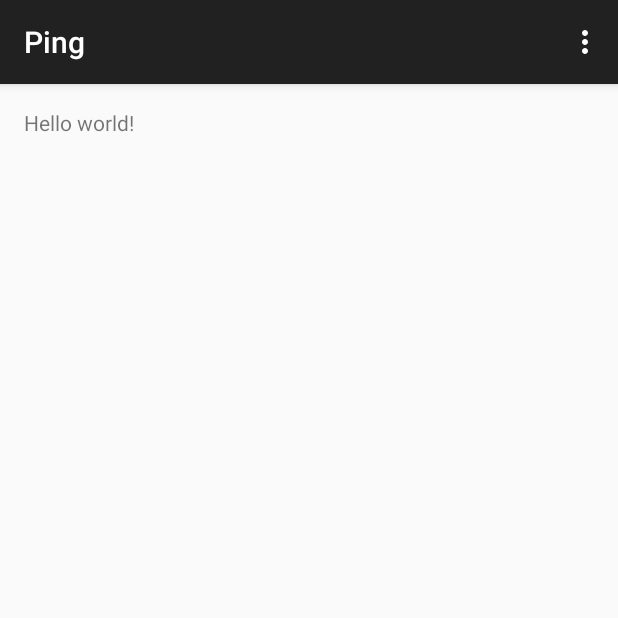
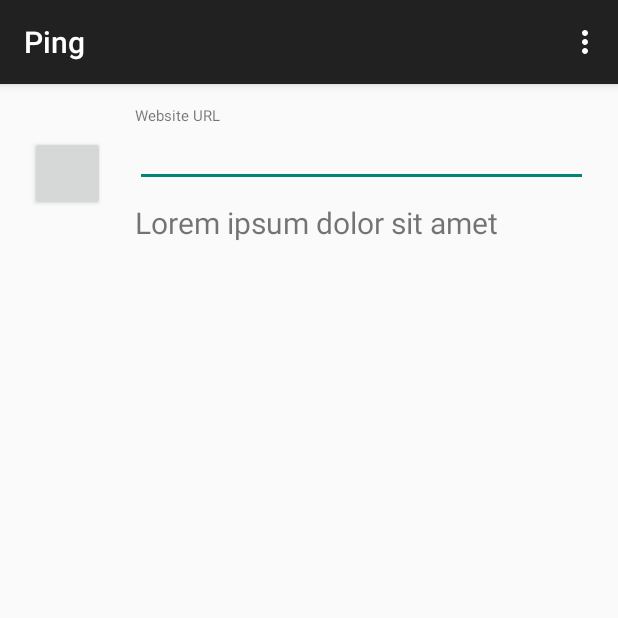
Before and after one commit to colinrtwhite/Ping, an Android app: the screen it shows after launch (MainActivity), on a phone screen of 412 x 824 dp, the top half of it. Run offline under Robolectric (Android 15) with nearby library versions, the phone set to English and light mode, and no system bars.

Commit message:
Added CheckIfUpService to check if the website is currently responding (currently set to ping "google.con" [sic]). Also, added some basic UI scaffolding and colours.

```diff
--- a/app/src/main/java/com/colinwhite/ping/MainActivity.java
+++ b/app/src/main/java/com/colinwhite/ping/MainActivity.java
@@ -1,15 +1,18 @@
 package com.colinwhite.ping;
 
+import android.content.BroadcastReceiver;
+import android.content.Context;
+import android.content.Intent;
+import android.content.IntentFilter;
+import android.os.Bundle;
+import android.support.v4.app.Fragment;
 import android.support.v7.app.ActionBarActivity;
-import android.support.v7.app.ActionBar;
-import android.support.v4.app.Fragment;
-import android.os.Bundle;
 import android.view.LayoutInflater;
 import android.view.Menu;
 import android.view.MenuItem;
 import android.view.View;
 import android.view.ViewGroup;
-import android.os.Build;
+import android.widget.TextView;
 
 
 public class MainActivity extends ActionBarActivity {
@@ -23,8 +26,16 @@
                     .add(R.id.container, new PlaceholderFragment())
                     .commit();
         }
+
+        Intent checkIfUpServiceIntent = new Intent(this, CheckIfUpService.class);
+        startService(checkIfUpServiceIntent);
+
+        // Instantiate the intent filter and the receiver
+        IntentFilter filter = new IntentFilter(CheckUpServiceReceiver.ACTION_RESPONSE);
+        filter.addCategory(Intent.CATEGORY_DEFAULT);
+        CheckUpServiceReceiver receiver = new CheckUpServiceReceiver();
+        registerReceiver(receiver, filter);
     }
-
 
     @Override
     public boolean onCreateOptionsMenu(Menu menu) {
@@ -63,4 +74,34 @@
             return rootView;
         }
     }
+
+
+    /**
+     * Simple BroadcastReceiver that is notified when the background CheckIfUpService
+     * finishes and updates the main TextView with the returned information.
+     */
+    public class CheckUpServiceReceiver extends BroadcastReceiver {
+        public static final String ACTION_RESPONSE =
+                "com.colinwhite.ping.intent.action.CHECK_UP_SERVICE_COMPLETE";
+
+        @Override
+        public void onReceive(Context context, Intent intent) {
+            TextView textView = (TextView) findViewById(R.id.output_text_view_id);
+
+            switch (intent.getIntExtra(CheckIfUpService.STATUS, CheckIfUpService.OTHER)) {
+                case CheckIfUpService.IS_UP:
+                    textView.setText(R.string.is_up);
+                    break;
+                case CheckIfUpService.IS_DOWN:
+                    textView.setText(R.string.is_down);
+                    break;
+                case CheckIfUpService.DOES_NOT_EXIST:
+                    textView.setText(R.string.does_not_exist);
+                    break;
+                case CheckIfUpService.OTHER:
+                    textView.setText(R.string.other);
+                    break;
+            }
+        }
+    }
 }
--- a/app/src/main/res/layout/fragment_main.xml
+++ b/app/src/main/res/layout/fragment_main.xml
@@ -1,12 +1,53 @@
-<RelativeLayout xmlns:android="http://schemas.android.com/apk/res/android"
-    xmlns:tools="http://schemas.android.com/tools" android:layout_width="match_parent"
-    android:layout_height="match_parent" android:paddingLeft="@dimen/activity_horizontal_margin"
-    android:paddingRight="@dimen/activity_horizontal_margin"
-    android:paddingTop="@dimen/activity_vertical_margin"
-    android:paddingBottom="@dimen/activity_vertical_margin"
+<LinearLayout xmlns:android="http://schemas.android.com/apk/res/android"
+    xmlns:tools="http://schemas.android.com/tools"
+    android:layout_width="match_parent"
+    android:layout_height="match_parent"
+    android:orientation="vertical"
     tools:context=".MainActivity$PlaceholderFragment">
 
-    <TextView android:text="@string/hello_world" android:layout_width="wrap_content"
-        android:layout_height="wrap_content" />
+    <LinearLayout
+        android:layout_width="match_parent"
+        android:layout_height="120dp"
+        android:orientation="horizontal">
 
-</RelativeLayout>
+        <Button
+            android:id="@+id/ping_button_id"
+            android:layout_width="50dp"
+            android:layout_height="50dp"
+            android:layout_gravity="center"
+            android:layout_margin="20dp" />
+
+        <LinearLayout
+            android:layout_width="match_parent"
+            android:layout_height="match_parent"
+            android:gravity="center"
+            android:orientation="vertical"
+            android:paddingRight="20dp">
+
+            <TextView
+                android:layout_width="match_parent"
+                android:layout_height="wrap_content"
+                android:text="@string/url"
+                android:textSize="10dp" />
+
+            <EditText
+                android:id="@+id/url_text_field_id"
+                android:layout_width="match_parent"
+                android:layout_height="wrap_content"
+                android:paddingTop="5dp" />
+
+            <TextView
+                android:id="@+id/output_text_view_id"
+                android:layout_width="match_parent"
+                android:layout_height="wrap_content"
+                android:paddingTop="10dp"
+                android:text="@string/placeholder"
+                android:textSize="20dp" />
+        </LinearLayout>
+    </LinearLayout>
+
+    <ListView
+        android:layout_width="match_parent"
+        android:layout_height="match_parent" />
+
+</LinearLayout>
--- a/app/src/main/res/values/strings.xml
+++ b/app/src/main/res/values/strings.xml
@@ -1,8 +1,14 @@
 <?xml version="1.0" encoding="utf-8"?>
 <resources>
 
+    <string name="placeholder">Lorem ipsum dolor sit amet</string>
+
     <string name="app_name">Ping</string>
-    <string name="hello_world">Hello world!</string>
     <string name="action_settings">Settings</string>
+    <string name="is_up">Check your connection. The website seem to be up.</string>
+    <string name="is_down">It\'s not just you! The website seems to be down.</string>
+    <string name="does_not_exist">I don\'t think that\'s a website URL...</string>
+    <string name="other">Looks like some kind of error occured while checking!</string>
+    <string name="url">Website URL</string>
 
 </resources>
--- a/app/src/main/res/values/styles.xml
+++ b/app/src/main/res/values/styles.xml
@@ -2,7 +2,7 @@
 
     <!-- Base application theme. -->
     <style name="AppTheme" parent="Theme.AppCompat.Light.DarkActionBar">
-        <!-- Customize your theme here. -->
+        <item name="android:windowContentOverlay">@null</item>
     </style>
 
 </resources>
```
Also changed, not shown: app/src/main/AndroidManifest.xml (+9 -3 lines), app/src/main/java/com/colinwhite/ping/CheckIfUpService.java (added, +89 -0 lines), app/src/main/res/values/colors.xml (added, +12 -0 lines), 2 other files.
